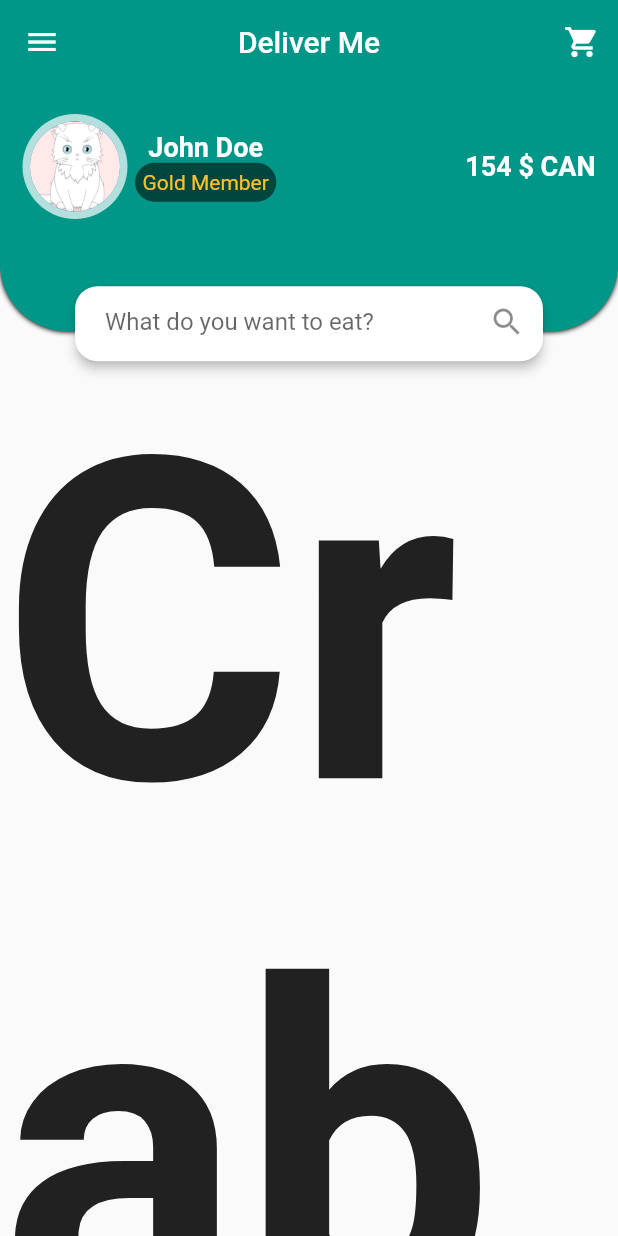
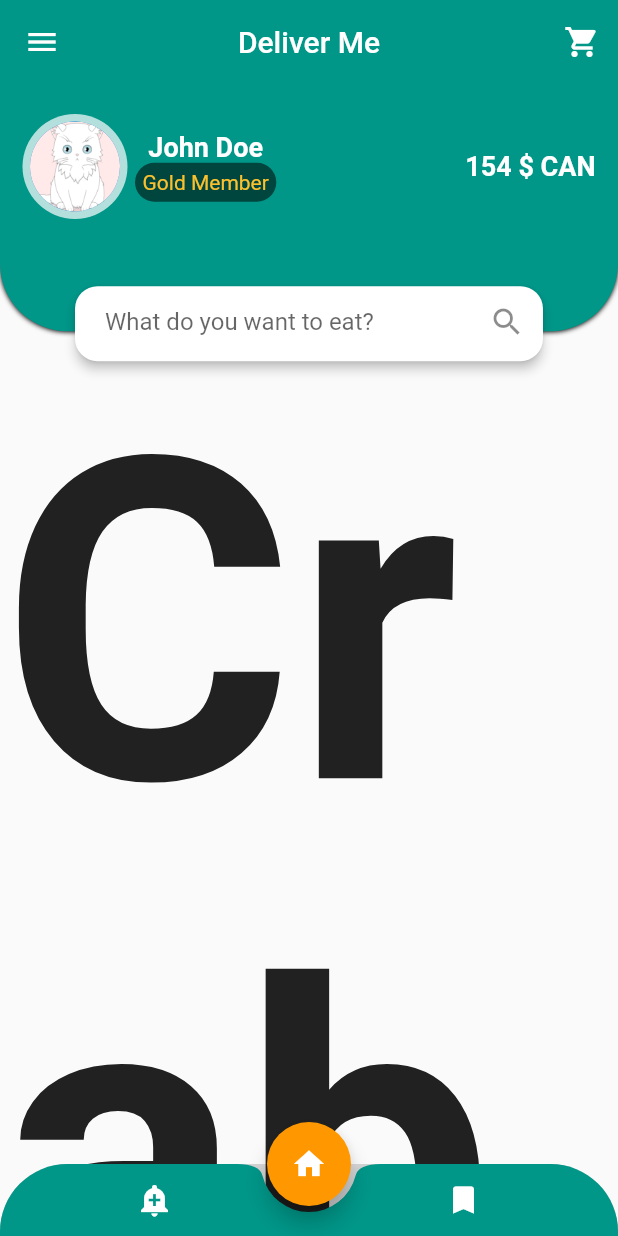
Before and after one commit to irfan87/burger_app_flutter, a Flutter app: the screen it shows after launch, on a phone screen of 412 x 824 dp. Run offline on Flutter 3.47's test engine with Material 2 defaults, Android fonts, the phone set to English and light mode, and no system bars.

Commit message:
styling the bottom app bar and action button

```diff
--- a/lib/main.dart
+++ b/lib/main.dart
@@ -18,6 +18,10 @@ class MyApp extends StatelessWidget {
           color: Colors.teal,
           centerTitle: true,
         ),
+        bottomAppBarColor: Colors.teal,
+        floatingActionButtonTheme: FloatingActionButtonThemeData(
+          backgroundColor: Colors.orange,
+        ),
       ),
     );
   }
@@ -37,10 +41,15 @@ class _BurgerState extends State<Burger> {
           SliverAppBar(
             title: const Text("Deliver Me"),
             pinned: true,
-            leading: IconButton(icon: const Icon(Icons.menu), onPressed: () {}),
+            leading: IconButton(
+              icon: const Icon(Icons.menu),
+              onPressed: () {},
+            ),
             actions: [
               IconButton(
-                  icon: const Icon(Icons.shopping_cart), onPressed: () {}),
+                icon: const Icon(Icons.shopping_cart),
+                onPressed: () {},
+              ),
             ],
           ),
           Header(),
@@ -59,6 +68,43 @@ class _BurgerState extends State<Burger> {
           ),
         ],
       ),
+      extendBody: true,
+      floatingActionButtonLocation: FloatingActionButtonLocation.centerDocked,
+      floatingActionButton: FloatingActionButton(
+        onPressed: () {},
+        child: Icon(Icons.home),
+      ),
+      bottomNavigationBar: ClipRRect(
+        borderRadius: BorderRadius.vertical(top: Radius.circular(45)),
+        child: Container(
+          color: Colors.black12,
+          child: BottomAppBar(
+            shape: CircularNotchedRectangle(),
+            child: Row(
+              children: [
+                Spacer(),
+                IconButton(
+                  onPressed: () {},
+                  icon: Icon(
+                    Icons.add_alert,
+                  ),
+                  color: Colors.white,
+                ),
+                Spacer(),
+                Spacer(),
+                IconButton(
+                  onPressed: () {},
+                  icon: Icon(
+                    Icons.turned_in,
+                  ),
+                  color: Colors.white,
+                ),
+                Spacer(),
+              ],
+            ),
+          ),
+        ),
+      ),
     );
   }
 }
```
